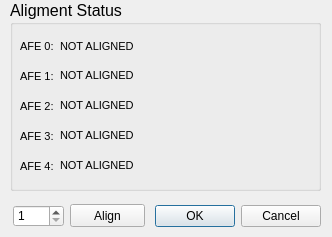
Qt form dialogaligment.ui (ecristal/daphne_gui) before a commit.
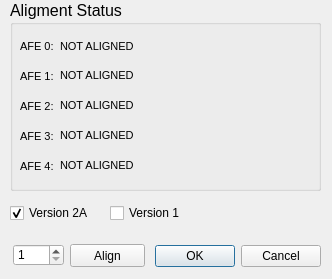
The same form after that commit.

Commit message: bump to version V2_00_07; added configuration to select daphne version at aligment dialog; this version should be compatible with V1

Diff of the .ui file:
```diff
--- a/dialogaligment.ui
+++ b/dialogaligment.ui
@@ -7,7 +7,7 @@
     <x>0</x>
     <y>0</y>
     <width>332</width>
-    <height>237</height>
+    <height>279</height>
    </rect>
   </property>
   <property name="windowTitle">
@@ -17,7 +17,7 @@
    <property name="geometry">
     <rect>
      <x>10</x>
-     <y>200</y>
+     <y>240</y>
      <width>311</width>
      <height>32</height>
     </rect>
@@ -33,7 +33,7 @@
    <property name="geometry">
     <rect>
      <x>70</x>
-     <y>204</y>
+     <y>244</y>
      <width>75</width>
      <height>23</height>
     </rect>
@@ -244,7 +244,7 @@
    <property name="geometry">
     <rect>
      <x>13</x>
-     <y>205</y>
+     <y>244</y>
      <width>51</width>
      <height>22</height>
     </rect>
@@ -256,6 +256,35 @@
     <number>100</number>
    </property>
   </widget>
+  <widget class="QCheckBox" name="checkBoxVersion1">
+   <property name="geometry">
+    <rect>
+     <x>110</x>
+     <y>200</y>
+     <width>90</width>
+     <height>26</height>
+    </rect>
+   </property>
+   <property name="text">
+    <string>Version 1</string>
+   </property>
+  </widget>
+  <widget class="QCheckBox" name="checkBoxVersion2A">
+   <property name="geometry">
+    <rect>
+     <x>10</x>
+     <y>200</y>
+     <width>90</width>
+     <height>26</height>
+    </rect>
+   </property>
+   <property name="text">
+    <string>Version 2A</string>
+   </property>
+   <property name="checked">
+    <bool>true</bool>
+   </property>
+  </widget>
  </widget>
  <resources/>
  <connections>
```
The commit also changes 5 other files.
